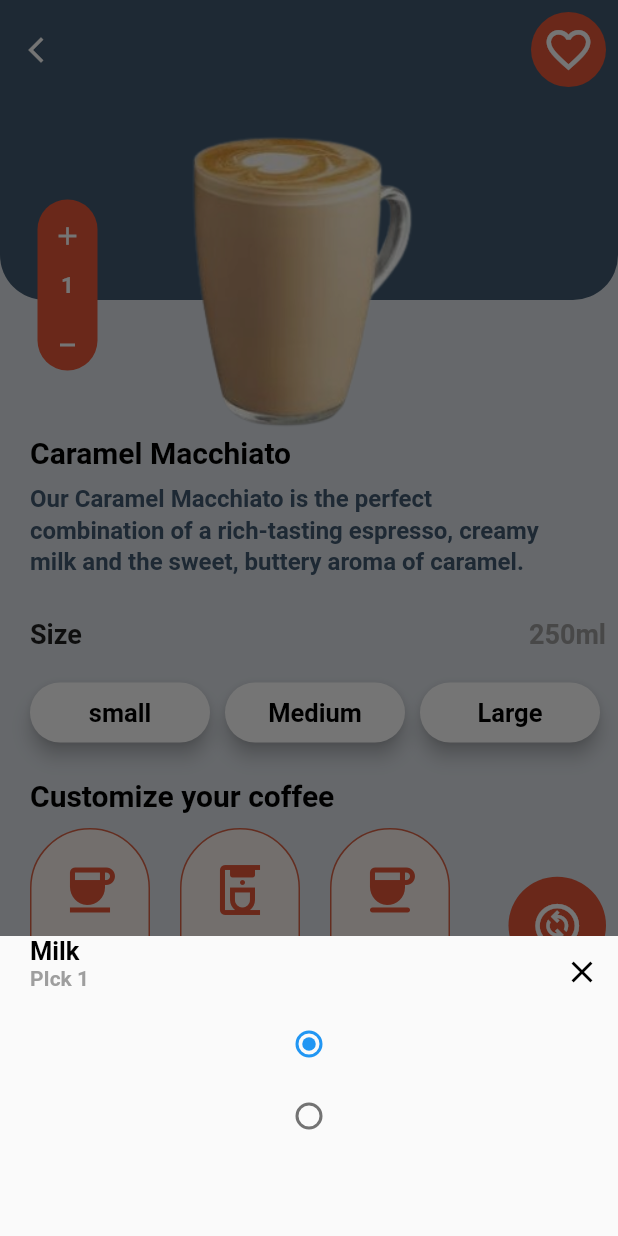
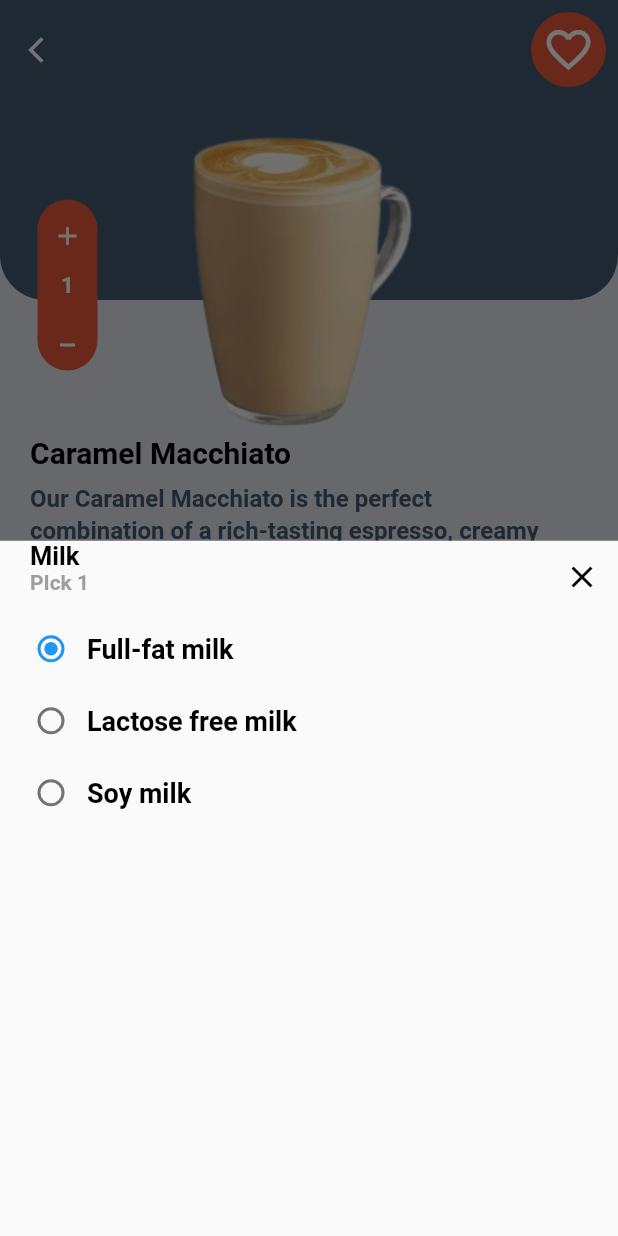
Before and after one commit to sandeshpchandra/behancecoffe, a Flutter app: the SingleCoffe screen opened directly, after a tap on "Add to cart", on a phone screen of 412 x 824 dp. Run offline on Flutter 3.47's test engine with Material 2 defaults, Android fonts, the light colour scheme and no system bars; our stand-ins replace google_nav_bar, toggle_switch; network calls fail.

Commit message:
space problem

```diff
--- a/lib/singlecoffe.dart
+++ b/lib/singlecoffe.dart
@@ -339,68 +339,7 @@ class _HomePageState extends State<HomePage> {
                   showModalBottomSheet(
                       context: context,
                       builder: (BuildContext) {
-                        return SizedBox(
-                          height: 200,
-                          child: Column(
-                            children: [
-                              Row(
-                                crossAxisAlignment: CrossAxisAlignment.start,
-                                mainAxisAlignment: MainAxisAlignment.start,
-                                children: [
-                                  SizedBox(
-                                    width: 20,
-                                  ),
-                                  Column(
-                                    crossAxisAlignment:
-                                        CrossAxisAlignment.start,
-                                    mainAxisAlignment: MainAxisAlignment.start,
-                                    children: [
-                                      Text(
-                                        "Milk",
-                                        style: TextStyle(
-                                            color: Colors.black,
-                                            fontSize: 17,
-                                            fontWeight: FontWeight.bold),
-                                      ),
-                                      Text(
-                                        "PIck 1",
-                                        style: TextStyle(
-                                            color: Colors.grey,
-                                            fontWeight: FontWeight.bold),
-                                      )
-                                    ],
-                                  ),
-                                  Spacer(),
-                                  IconButton(
-                                    onPressed: () {
-                                      Navigator.pop(context);
-                                    },
-                                    icon: Icon(Icons.close_outlined),
-                                    color: Colors.black,
-                                  )
-                                ],
-                              ),
-                              Radio(
-                                value: 0,
-                                groupValue: selectedIndex,
-                                onChanged: (value) {
-                                  setState(() {
-                                    selectedIndex = value!;
-                                  });
-                                },
-                              ),
-                              Radio(
-                                value: 1,
-                                groupValue: selectedIndex,
-                                onChanged: (value) {
-                                  setState(() {
-                                    selectedIndex = value!;
-                                  });
-                                },
-                              ),
-                            ],
-                          ),
-                        );
+                        return PopUpBox();
                       });
                 },
                 height: 60,
@@ -420,6 +359,133 @@ class _HomePageState extends State<HomePage> {
           ),
         )
       ],
+    );
+  }
+}
+
+class PopUpBox extends StatefulWidget {
+  const PopUpBox({
+    super.key,
+  });
+
+  @override
+  State<PopUpBox> createState() => _PopUpBoxState();
+}
+
+class _PopUpBoxState extends State<PopUpBox> {
+  int selectedIndex = 0;
+  @override
+  Widget build(BuildContext context) {
+    return SizedBox(
+      height: 600,
+      child: Column(
+        children: [
+          Row(
+            crossAxisAlignment: CrossAxisAlignment.start,
+            mainAxisAlignment: MainAxisAlignment.start,
+            children: [
+              SizedBox(
+                width: 20,
+              ),
+              Column(
+                crossAxisAlignment: CrossAxisAlignment.start,
+                mainAxisAlignment: MainAxisAlignment.start,
+                children: [
+                  Text(
+                    "Milk",
+                    style: TextStyle(
+                        color: Colors.black,
+                        fontSize: 17,
+                        fontWeight: FontWeight.bold),
+                  ),
+                  Text(
+                    "PIck 1",
+                    style: TextStyle(
+                        color: Colors.grey, fontWeight: FontWeight.bold),
+                  )
+                ],
+              ),
+              Spacer(),
+              IconButton(
+                onPressed: () {
+                  Navigator.pop(context);
+                },
+                icon: Icon(Icons.close_outlined),
+                color: Colors.black,
+              )
+            ],
+          ),
+          Row(
+            children: [
+              SizedBox(
+                width: 10,
+              ),
+              Radio(
+                value: 0,
+                groupValue: selectedIndex,
+                onChanged: (value) {
+                  setState(() {
+                    selectedIndex = value!;
+                  });
+                },
+              ),
+              Text(
+                "Full-fat milk",
+                style: TextStyle(
+                    color: Colors.black,
+                    fontSize: 18,
+                    fontWeight: FontWeight.bold),
+              )
+            ],
+          ),
+          Row(
+            children: [
+              SizedBox(
+                width: 10,
+              ),
+              Radio(
+                value: 1,
+                groupValue: selectedIndex,
+                onChanged: (value) {
+                  setState(() {
+                    selectedIndex = value!;
+                  });
+                },
+              ),
+              Text(
+                "Lactose free milk",
+                style: TextStyle(
+                    color: Colors.black,
+                    fontSize: 18,
+                    fontWeight: FontWeight.bold),
+              )
+            ],
+          ),
+          Row(
+            children: [
+              SizedBox(
+                width: 10,
+              ),
+              Radio(
+                value: 2,
+                groupValue: selectedIndex,
+                onChanged: (value) {
+                  setState(() {
+                    selectedIndex = value!;
+                  });
+                },
+              ),
+              Text(
+                "Soy milk",
+                style: TextStyle(
+                    color: Colors.black,
+                    fontSize: 18,
+                    fontWeight: FontWeight.bold),
+              )
+            ],
+          ),
+        ],
+      ),
     );
   }
 }
```
